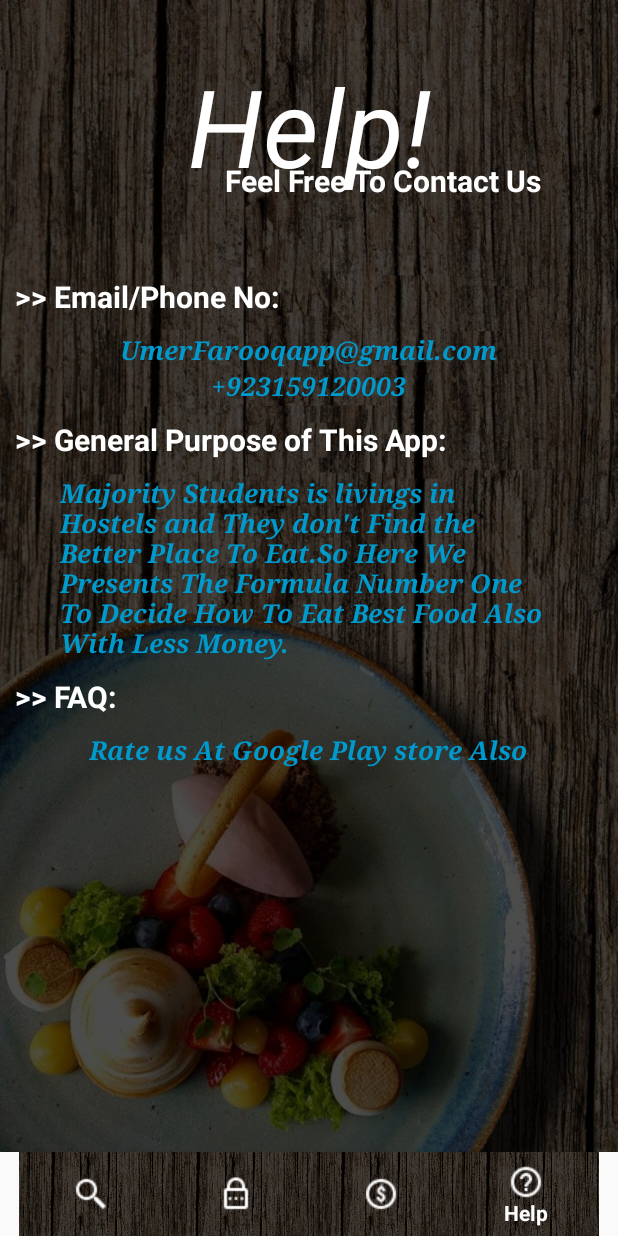
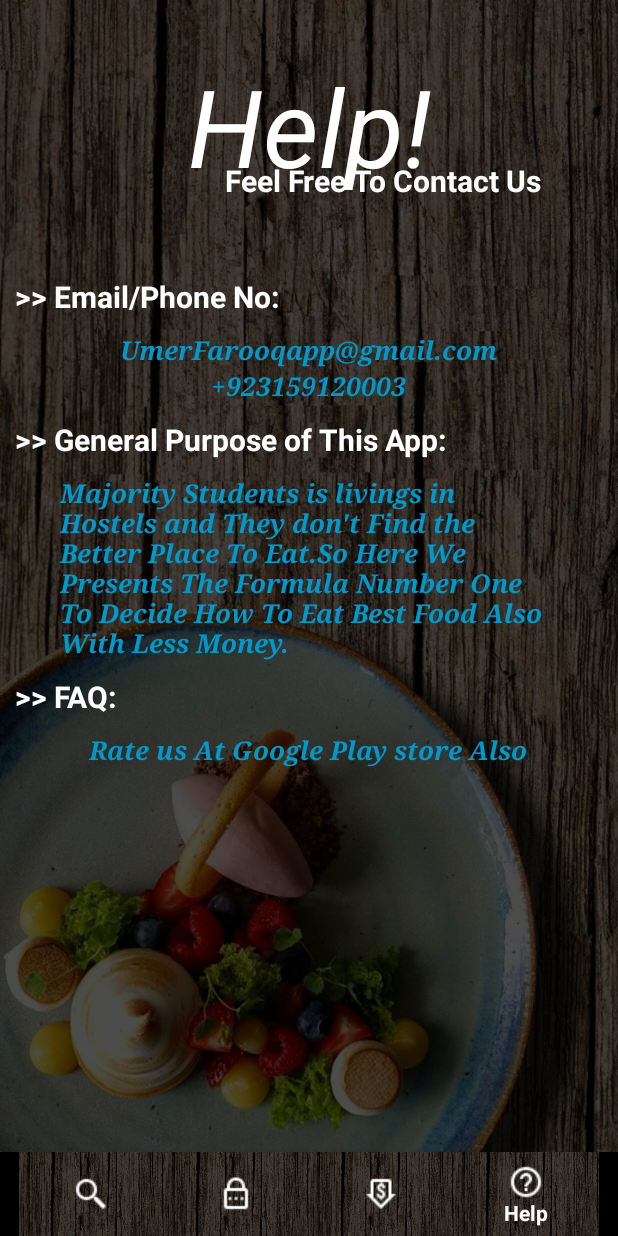
Before and after one commit to DoodlePeach/MCProjectLab-Haandi, an Android app: the screen it shows after launch (MainActivity), item 4 of the bottom bar chosen, on a phone screen of 412 x 824 dp. Run offline under Robolectric (Android 15) with nearby library versions, the phone set to English and light mode, and no system bars; our stand-ins replace Firebase (no records; nobody signed in at launch, a user with empty details on screens opened directly); Roboto replaces fonts that are not available here.

Commit message:
Scrollbars
Added scrollbars to layouts which didnt properly focus on edittexts on click.

```diff
--- a/app/src/main/res/layout/fragment_begin_search.xml
+++ b/app/src/main/res/layout/fragment_begin_search.xml
@@ -1,10 +1,8 @@
 <?xml version="1.0" encoding="utf-8"?>
 <ScrollView
     xmlns:android="http://schemas.android.com/apk/res/android"
-    xmlns:app="http://schemas.android.com/apk/res-auto"
     android:layout_width="match_parent"
     android:layout_height="match_parent"
-    xmlns:tools="http://schemas.android.com/tools"
     android:background="@drawable/b">
 
     <RelativeLayout
--- a/app/src/main/res/layout/fragment_help.xml
+++ b/app/src/main/res/layout/fragment_help.xml
@@ -1,10 +1,14 @@
 <?xml version="1.0" encoding="utf-8"?>
-<RelativeLayout xmlns:android="http://schemas.android.com/apk/res/android"
+<ScrollView xmlns:android="http://schemas.android.com/apk/res/android"
     xmlns:tools="http://schemas.android.com/tools"
     android:layout_width="match_parent"
     android:layout_height="match_parent"
     tools:context=".signupFragment"
     android:background="@drawable/b">
+
+    <RelativeLayout
+        android:layout_width="match_parent"
+        android:layout_height="wrap_content">
 
         <TextView
             android:layout_height="wrap_content"
@@ -130,5 +134,5 @@
             android:textSize="17dp"
             android:textStyle="bold|italic"
             android:layout_centerHorizontal="true"/>
-
     </RelativeLayout>
+</ScrollView>
--- a/app/src/main/res/layout/main_layout.xml
+++ b/app/src/main/res/layout/main_layout.xml
@@ -60,14 +60,8 @@
             android:layout_marginEnd="0dp"
             android:layout_marginStart="0dp"
             android:layout_alignParentBottom="true"
-            android:background="?android:attr/windowBackground"
-            app:itemBackground="@color/colorPrimary"
             app:itemIconTint="@color/cardview_light_background"
             app:itemTextColor="@color/cardview_light_background"
             app:menu="@menu/navigation"/>
-
-
     </RelativeLayout>
-
-
 </RelativeLayout>
--- a/app/src/main/res/menu/navigation.xml
+++ b/app/src/main/res/menu/navigation.xml
@@ -12,8 +12,8 @@
 
     <item
         android:id="@+id/navigation_history"
-        android:icon="@drawable/ic_history"
-        android:title="History"/>
+        android:icon="@drawable/ic_discount"
+        android:title="Promos"/>
 
     <item
         android:id="@+id/navigation_help"
```
Also changed, not shown: app/src/main/java/com/example/mclabproject/searchListFragment.java (+5 -2 lines), app/src/main/res/layout/activity_main.xml (deleted, +0 -18 lines), app/src/main/res/layout/signup_layout_file.xml (+6 -3 lines). Lines whose indentation alone changed are shown as unchanged.
